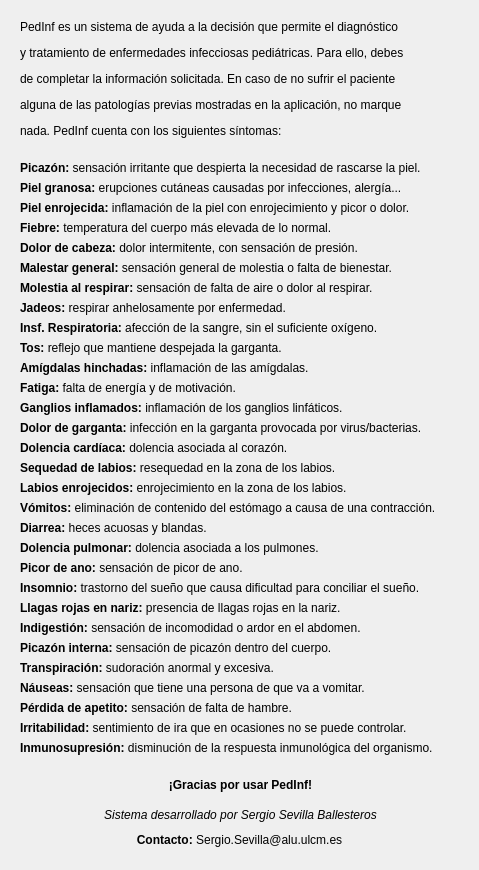
This is Interfaz/Presentacion/pedinf_help.ui in sergiosb99/PedInf as Qt 5 draws it before an edit. The edited form follows.
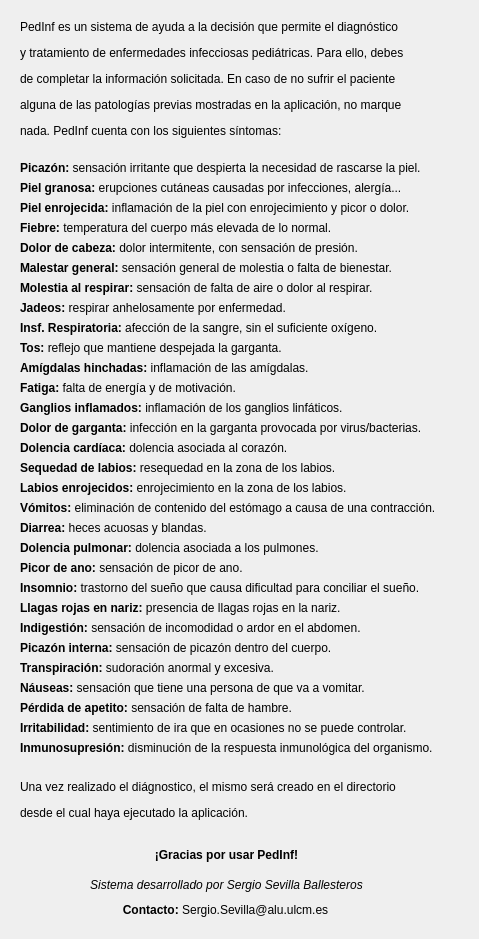
This is the edited form. Icons and pictures are not drawn.

```diff
--- a/Interfaz/Presentacion/pedinf_help.ui
+++ b/Interfaz/Presentacion/pedinf_help.ui
@@ -7,7 +7,7 @@
     <x>0</x>
     <y>0</y>
     <width>479</width>
-    <height>870</height>
+    <height>939</height>
    </rect>
   </property>
   <property name="windowTitle">
@@ -20,8 +20,8 @@
   <widget class="QLabel" name="lbl_thanks">
    <property name="geometry">
     <rect>
-     <x>10</x>
-     <y>770</y>
+     <x>-4</x>
+     <y>840</y>
      <width>461</width>
      <height>31</height>
     </rect>
@@ -33,8 +33,8 @@
   <widget class="QLabel" name="lbl_author">
    <property name="geometry">
     <rect>
-     <x>10</x>
-     <y>800</y>
+     <x>-4</x>
+     <y>870</y>
      <width>461</width>
      <height>31</height>
     </rect>
@@ -449,8 +449,8 @@
   <widget class="QLabel" name="lbl_mail">
    <property name="geometry">
     <rect>
-     <x>14</x>
-     <y>830</y>
+     <x>0</x>
+     <y>900</y>
      <width>451</width>
      <height>20</height>
     </rect>
@@ -459,6 +459,19 @@
     <string>&lt;html&gt;&lt;head/&gt;&lt;body&gt;&lt;p align=&quot;center&quot;&gt;&lt;span style=&quot; font-weight:600;&quot;&gt;Contacto:&lt;/span&gt; Sergio.Sevilla@alu.ulcm.es&lt;/p&gt;&lt;/body&gt;&lt;/html&gt;</string>
    </property>
   </widget>
+  <widget class="QLabel" name="label">
+   <property name="geometry">
+    <rect>
+     <x>20</x>
+     <y>760</y>
+     <width>451</width>
+     <height>81</height>
+    </rect>
+   </property>
+   <property name="text">
+    <string>&lt;html&gt;&lt;head/&gt;&lt;body&gt;&lt;p&gt;Una vez realizado el diágnostico, el mismo será creado en el directorio &lt;/p&gt;&lt;p&gt;desde el cual haya ejecutado la aplicación.&lt;/p&gt;&lt;/body&gt;&lt;/html&gt;</string>
+   </property>
+  </widget>
  </widget>
  <resources/>
  <connections/>
```
